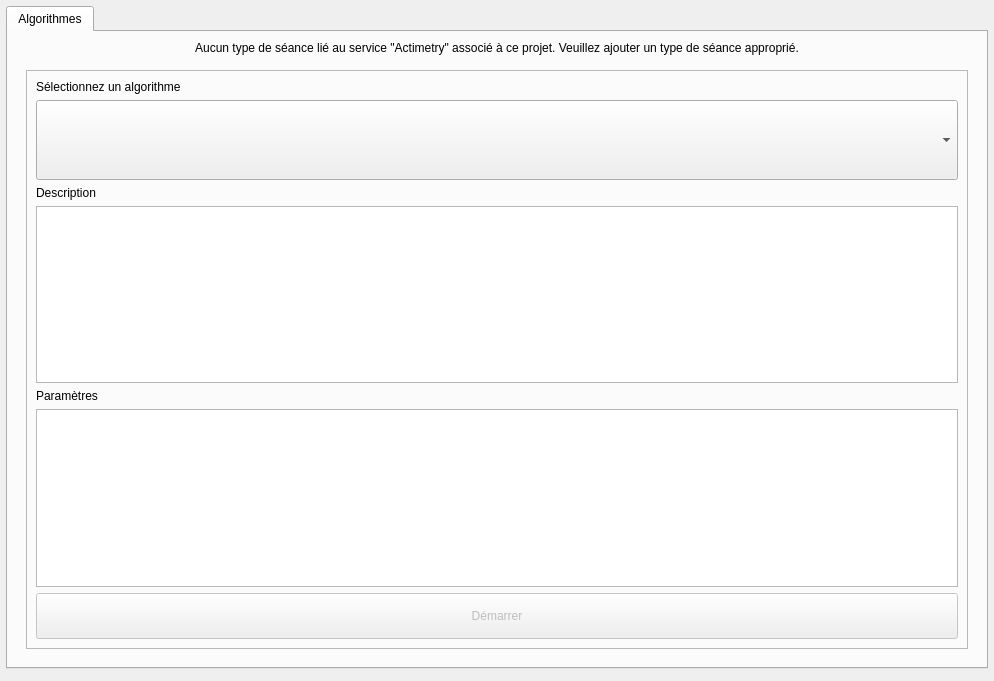
First picture: the form in client/src/services/ActimetryService/ActimetryConfigWidget.ui, repository introlab/openteraplus, before the edit.
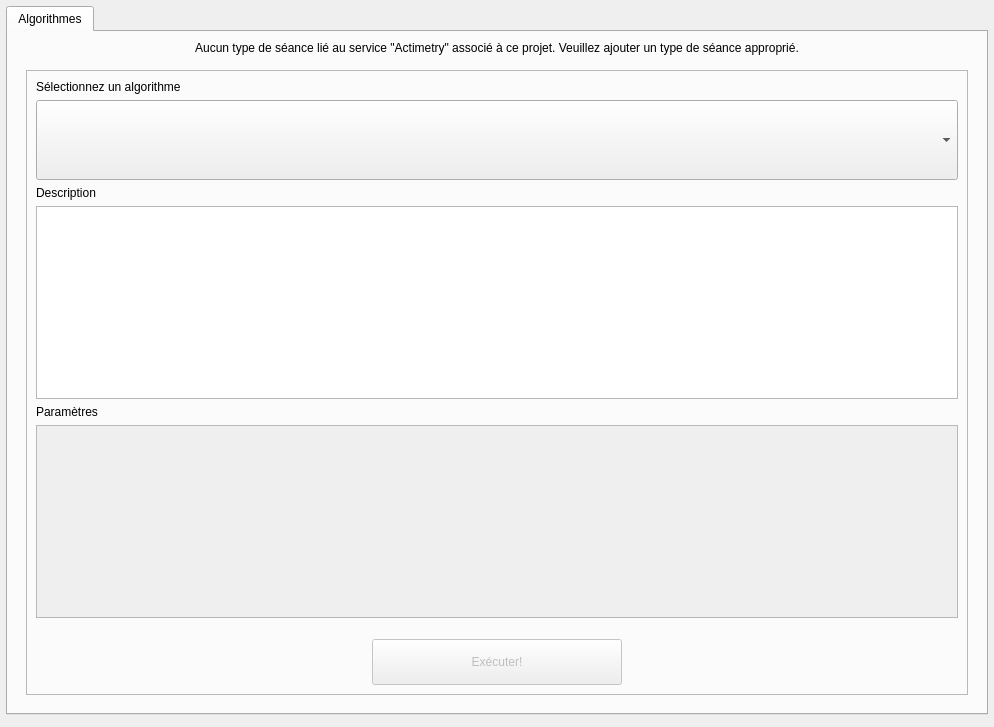
Second picture: the form after the edit. Icons and pictures are not drawn. Custom widgets are drawn as their Qt base class.

Commit message: Adjusted Actimetry Service Config UI

```diff
--- a/client/src/services/ActimetryService/ActimetryConfigWidget.ui
+++ b/client/src/services/ActimetryService/ActimetryConfigWidget.ui
@@ -64,6 +64,12 @@
          <property name="enabled">
           <bool>true</bool>
          </property>
+         <property name="sizePolicy">
+          <sizepolicy hsizetype="Preferred" vsizetype="MinimumExpanding">
+           <horstretch>0</horstretch>
+           <verstretch>0</verstretch>
+          </sizepolicy>
+         </property>
          <layout class="QVBoxLayout" name="verticalLayout_2">
           <item>
            <widget class="QFrame" name="framePlaylistControls">
@@ -108,7 +114,17 @@
               </widget>
              </item>
              <item>
-              <widget class="QTextEdit" name="textEdit"/>
+              <widget class="QTextEdit" name="textEdit">
+               <property name="sizePolicy">
+                <sizepolicy hsizetype="Expanding" vsizetype="MinimumExpanding">
+                 <horstretch>0</horstretch>
+                 <verstretch>0</verstretch>
+                </sizepolicy>
+               </property>
+               <property name="readOnly">
+                <bool>true</bool>
+               </property>
+              </widget>
              </item>
              <item>
               <widget class="QLabel" name="lblParameters">
@@ -118,7 +134,32 @@
               </widget>
              </item>
              <item>
-              <widget class="QTextEdit" name="textEditParameters"/>
+              <widget class="QTextEdit" name="textEditParameters">
+               <property name="enabled">
+                <bool>false</bool>
+               </property>
+               <property name="readOnly">
+                <bool>true</bool>
+               </property>
+              </widget>
+             </item>
+             <item>
+              <layout class="QHBoxLayout" name="horizontalLayout">
+               <property name="topMargin">
+                <number>15</number>
+               </property>
+               <item>
+                <spacer name="horizontalSpacer">
+                 <property name="orientation">
+                  <enum>Qt::Orientation::Horizontal</enum>
+                 </property>
+                 <property name="sizeHint" stdset="0">
+                  <size>
+                   <width>40</width>
+                   <height>20</height>
+                  </size>
+                 </property>
+                </spacer>
              </item>
              <item>
               <widget class="QPushButton" name="btnRun">
@@ -133,7 +174,7 @@
                </property>
                <property name="minimumSize">
                 <size>
-                 <width>0</width>
+                   <width>250</width>
                  <height>46</height>
                 </size>
                </property>
@@ -141,7 +182,7 @@
                 <cursorShape>PointingHandCursor</cursorShape>
                </property>
                <property name="text">
-                <string>Démarrer</string>
+                  <string>Exécuter!</string>
                </property>
                <property name="icon">
                 <iconset resource="../../../resources/TeraClient.qrc">
@@ -154,6 +195,21 @@
                 </size>
                </property>
               </widget>
+               </item>
+               <item>
+                <spacer name="horizontalSpacer_2">
+                 <property name="orientation">
+                  <enum>Qt::Orientation::Horizontal</enum>
+                 </property>
+                 <property name="sizeHint" stdset="0">
+                  <size>
+                   <width>40</width>
+                   <height>20</height>
+                  </size>
+                 </property>
+                </spacer>
+               </item>
+              </layout>
              </item>
             </layout>
            </widget>
```
Left out of the diff: 2 changed lines with no effect on the pictures. Lines whose indentation alone changed are shown as unchanged. The commit also changes 4 other files.
